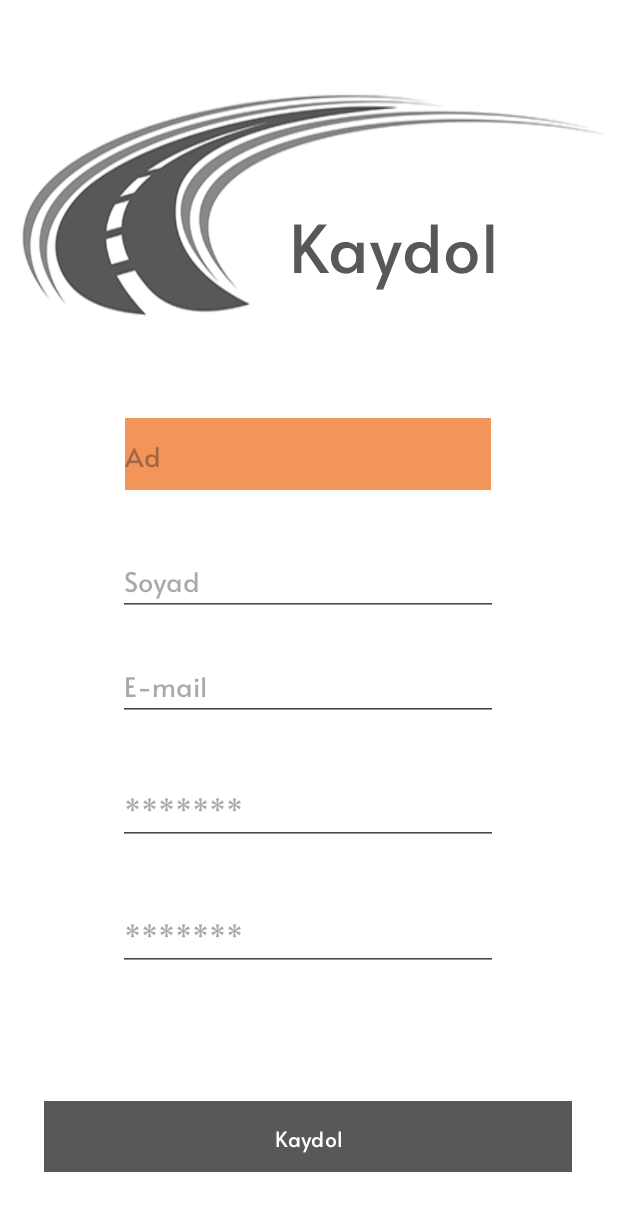
After one commit to baranselklnc/LogisticLink, an Android app: the CarrierLoginScreen screen opened directly, with no data from a screen before it, on a phone screen of 412 x 824 dp. The commit adds this screen. Shown: the top 1211 px of the screen. Run offline under Robolectric (Android 15) with nearby library versions, the phone set to English and light mode, and no system bars.

Commit message:
register page and something crush files.

```diff
--- a/app/src/main/AndroidManifest.xml
+++ b/app/src/main/AndroidManifest.xml
@@ -12,6 +12,12 @@
         android:supportsRtl="true"
         android:theme="@style/Theme.LogisticLink"
         tools:targetApi="31">
+        <activity
+            android:name=".CustomerLoginScreen"
+            android:exported="false" />
+        <activity
+            android:name=".CarrierLoginScreen"
+            android:exported="false" />
         <activity
             android:name=".ChooseScreen"
             android:exported="false" />
--- /dev/null
+++ b/app/src/main/java/com/example/logisticlink/CarrierLoginScreen.kt
@@ -0,0 +1,11 @@
+package com.example.logisticlink
+
+import androidx.appcompat.app.AppCompatActivity
+import android.os.Bundle
+
+class CarrierLoginScreen : AppCompatActivity() {
+    override fun onCreate(savedInstanceState: Bundle?) {
+        super.onCreate(savedInstanceState)
+        setContentView(R.layout.activity_carrier_login_screen)
+    }
+}
--- a/app/src/main/java/com/example/logisticlink/ChooseScreen.kt
+++ b/app/src/main/java/com/example/logisticlink/ChooseScreen.kt
@@ -1,5 +1,6 @@
 package com.example.logisticlink
 
+import android.content.Intent
 import androidx.appcompat.app.AppCompatActivity
 import android.os.Bundle
 import android.view.View
@@ -13,10 +14,15 @@ class ChooseScreen : AppCompatActivity() {
         binding=ActivityChooseScreenBinding.inflate(layoutInflater)
         setContentView(binding.root)
 
-        fun onAvatarClick(view: View) {
-            when (view.id) {
-                R.id.carrierAvatar -> showToast("Taşıyıcı avatarına tıklandı")
-                R.id.customerAvatar -> showToast("Müşteri avatarına tıklandı")
-            }
-        }    }
+    binding.carrierAvatar.setOnClickListener{
+
+        val intent = Intent(this, CarrierLoginScreen::class.java)
+        startActivity(intent)
+    }
+        binding.customerAvatar.setOnClickListener{
+            val intent = Intent(this, CustomerLoginScreen::class.java)
+            startActivity(intent)
+        }
+
+    }
 }
--- /dev/null
+++ b/app/src/main/java/com/example/logisticlink/CustomerLoginScreen.kt
@@ -0,0 +1,11 @@
+package com.example.logisticlink
+
+import androidx.appcompat.app.AppCompatActivity
+import android.os.Bundle
+
+class CustomerLoginScreen : AppCompatActivity() {
+    override fun onCreate(savedInstanceState: Bundle?) {
+        super.onCreate(savedInstanceState)
+        setContentView(R.layout.activity_customer_login_screen)
+    }
+}
--- a/app/src/main/java/com/example/logisticlink/splashScreen.kt
+++ b/app/src/main/java/com/example/logisticlink/splashScreen.kt
@@ -23,11 +23,11 @@ class splashScreen : AppCompatActivity() {
 
         object : CountDownTimer(SPLASH_DELAY, 1000) {
             override fun onTick(millisUntilFinished: Long) {
-                // Geri sayım sırasında her saniye bir şeyler yapabilirsiniz
+
             }
 
             override fun onFinish() {
-                val mainIntent = Intent(this@splashScreen, MainActivity::class.java)
+                val mainIntent = Intent(this@splashScreen, ChooseScreen::class.java)
                 startActivity(mainIntent)
                 finish()
             }
--- /dev/null
+++ b/app/src/main/res/drawable/edittextform.xml
@@ -0,0 +1,13 @@
+<!-- res/drawable/edittextform.xml -->
+<layer-list xmlns:android="http://schemas.android.com/apk/res/android">
+    <item android:bottom="-2dp"> <!-- Çizginin yüksekliği, ihtiyaca göre ayarlanabilir -->
+        <shape android:shape="rectangle">
+            <solid android:color="@android:color/transparent" />
+        </shape>
+    </item>
+    <item android:bottom="-2dp">
+        <shape android:shape="rectangle">
+            <solid android:color="@color/brandColor" />
+        </shape>
+    </item>
+</layer-list>
--- /dev/null
+++ b/app/src/main/res/layout/activity_carrier_login_screen.xml
@@ -0,0 +1,127 @@
+<?xml version="1.0" encoding="utf-8"?>
+<androidx.constraintlayout.widget.ConstraintLayout xmlns:android="http://schemas.android.com/apk/res/android"
+    xmlns:app="http://schemas.android.com/apk/res-auto"
+    xmlns:tools="http://schemas.android.com/tools"
+    android:layout_width="match_parent"
+    android:layout_height="match_parent"
+    android:background="@drawable/roadback"
+    tools:context=".CarrierLoginScreen">
+
+    <TextView
+        android:id="@+id/textView"
+        android:layout_width="148dp"
+        android:layout_height="90dp"
+        android:fontFamily="@font/alata"
+        android:text="Kaydol"
+        android:textColor="#58585A"
+        android:textSize="44sp"
+        app:layout_constraintBottom_toBottomOf="parent"
+        app:layout_constraintEnd_toEndOf="parent"
+        app:layout_constraintHorizontal_bias="0.73"
+        app:layout_constraintStart_toStartOf="parent"
+        app:layout_constraintTop_toTopOf="parent"
+        app:layout_constraintVertical_bias="0.173" />
+
+    <EditText
+        android:id="@+id/editTextText"
+        style="@style/CustomEditTextStyle"
+        android:layout_width="244dp"
+        android:layout_height="48dp"
+        android:ems="10"
+        android:fontFamily="@font/alata"
+        android:hint="Ad"
+        android:inputType="text"
+        android:textColorHighlight="#56F29359"
+        app:layout_constraintBottom_toBottomOf="parent"
+        app:layout_constraintEnd_toEndOf="parent"
+        app:layout_constraintHorizontal_bias="0.496"
+        app:layout_constraintStart_toStartOf="parent"
+        app:layout_constraintTop_toTopOf="parent"
+        app:layout_constraintVertical_bias="0.359" />
+
+    <EditText
+        android:id="@+id/editTextTextEmailAddress"
+        android:layout_width="wrap_content"
+        android:layout_height="wrap_content"
+        android:ems="10"
+        android:fontFamily="@font/alata"
+
+
+        android:hint="E-mail"
+        android:inputType="textEmailAddress"
+        app:layout_constraintBottom_toBottomOf="parent"
+        app:layout_constraintEnd_toEndOf="parent"
+        app:layout_constraintHorizontal_bias="0.496"
+        app:layout_constraintStart_toStartOf="parent"
+        app:layout_constraintTop_toTopOf="parent"
+        app:layout_constraintVertical_bias="0.557" />
+
+    <EditText
+        android:id="@+id/editTextTextPassword2"
+        android:layout_width="wrap_content"
+        android:layout_height="wrap_content"
+
+        android:ems="10"
+        android:fontFamily="@font/alata"
+        android:hint="*******"
+        android:inputType="textPassword"
+        app:layout_constraintBottom_toBottomOf="parent"
+        app:layout_constraintEnd_toEndOf="parent"
+        app:layout_constraintHorizontal_bias="0.496"
+        app:layout_constraintStart_toStartOf="parent"
+        app:layout_constraintTop_toTopOf="parent"
+        app:layout_constraintVertical_bias="0.664" />
+
+    <EditText
+        android:id="@+id/editTextTextPassword"
+        android:layout_width="wrap_content"
+
+        android:layout_height="wrap_content"
+        android:ems="10"
+        android:fontFamily="@font/alata"
+        android:hint="*******"
+        android:inputType="textPassword"
+        app:layout_constraintBottom_toBottomOf="parent"
+        app:layout_constraintEnd_toEndOf="parent"
+        app:layout_constraintHorizontal_bias="0.496"
+        app:layout_constraintStart_toStartOf="parent"
+        app:layout_constraintTop_toTopOf="parent"
+        app:layout_constraintVertical_bias="0.772" />
+
+    <EditText
+        android:id="@+id/editTextText4"
+        android:layout_width="wrap_content"
+        android:layout_height="wrap_content"
+        android:ems="10"
+        android:fontFamily="@font/alata"
+        android:hint="Soyad"
+
+        android:inputType="text"
+        app:layout_constraintBottom_toBottomOf="parent"
+        app:layout_constraintEnd_toEndOf="parent"
+        app:layout_constraintHorizontal_bias="0.496"
+        app:layout_constraintStart_toStartOf="parent"
+        app:layout_constraintTop_toTopOf="parent"
+        app:layout_constraintVertical_bias="0.467" />
+
+    <Button
+        android:id="@+id/button"
+        android:layout_width="352dp"
+        android:layout_height="47dp"
+        android:background="@color/buttonColor"
+        android:backgroundTint="#F29359"
+        android:fontFamily="@font/alata"
+        android:text="Kaydol"
+        android:textColor="#FFFFFF"
+        android:textColorHighlight="#F29359"
+        android:textColorHint="#F29359"
+        android:textColorLink="#F29359"
+
+        app:layout_constraintBottom_toBottomOf="parent"
+        app:layout_constraintEnd_toEndOf="parent"
+        app:layout_constraintHorizontal_bias="0.491"
+        app:layout_constraintStart_toStartOf="parent"
+        app:layout_constraintTop_toTopOf="parent"
+        app:layout_constraintVertical_bias="0.945"
+        app:strokeColor="#F29359" />
+</androidx.constraintlayout.widget.ConstraintLayout>
--- /dev/null
+++ b/app/src/main/res/layout/activity_customer_login_screen.xml
@@ -0,0 +1,19 @@
+<?xml version="1.0" encoding="utf-8"?>
+<androidx.constraintlayout.widget.ConstraintLayout xmlns:android="http://schemas.android.com/apk/res/android"
+    xmlns:app="http://schemas.android.com/apk/res-auto"
+    xmlns:tools="http://schemas.android.com/tools"
+    android:layout_width="match_parent"
+    android:layout_height="match_parent"
+    tools:context=".CustomerLoginScreen">
+
+    <TextView
+        android:id="@+id/textView2"
+        android:layout_width="wrap_content"
+        android:layout_height="wrap_content"
+        android:text="Müşteri Login Ekranı"
+        android:textSize="25sp"
+        app:layout_constraintBottom_toBottomOf="parent"
+        app:layout_constraintEnd_toEndOf="parent"
+        app:layout_constraintStart_toStartOf="parent"
+        app:layout_constraintTop_toTopOf="parent" />
+</androidx.constraintlayout.widget.ConstraintLayout>
--- a/app/src/main/res/values/colors.xml
+++ b/app/src/main/res/values/colors.xml
@@ -3,4 +3,6 @@
     <color name="black">#FF000000</color>
     <color name="white">#FFFFFFFF</color>
     <color name="textColor">#202C39</color>
+    <color name="buttonColor">#58585A</color>
+    <color name="brandColor">#F39459</color>
 </resources>
--- /dev/null
+++ b/app/src/main/res/values/styles.xml
@@ -0,0 +1,6 @@
+<?xml version="1.0" encoding="utf-8"?>
+<resources>
+    <style name="CustomEditTextStyle" parent="Widget.AppCompat.EditText">
+    <item name="android:background">@drawable/edittextform</item>
+</style>
+</resources>
--- a/app/src/main/res/values/themes.xml
+++ b/app/src/main/res/values/themes.xml
@@ -2,7 +2,7 @@
     <!-- Base application theme. -->
     <style name="Base.Theme.LogisticLink" parent="Theme.Material3.DayNight.NoActionBar">
         <!-- Customize your light theme here. -->
-        <!-- <item name="colorPrimary">@color/my_light_primary</item> -->
+         <item name="colorPrimary">@color/buttonColor</item>
     </style>
 
     <style name="Theme.LogisticLink" parent="Base.Theme.LogisticLink" />
```
Also changed, not shown: app/src/main/res/drawable/roadback.png (added), app/src/main/res/font/alata.ttf (added).
